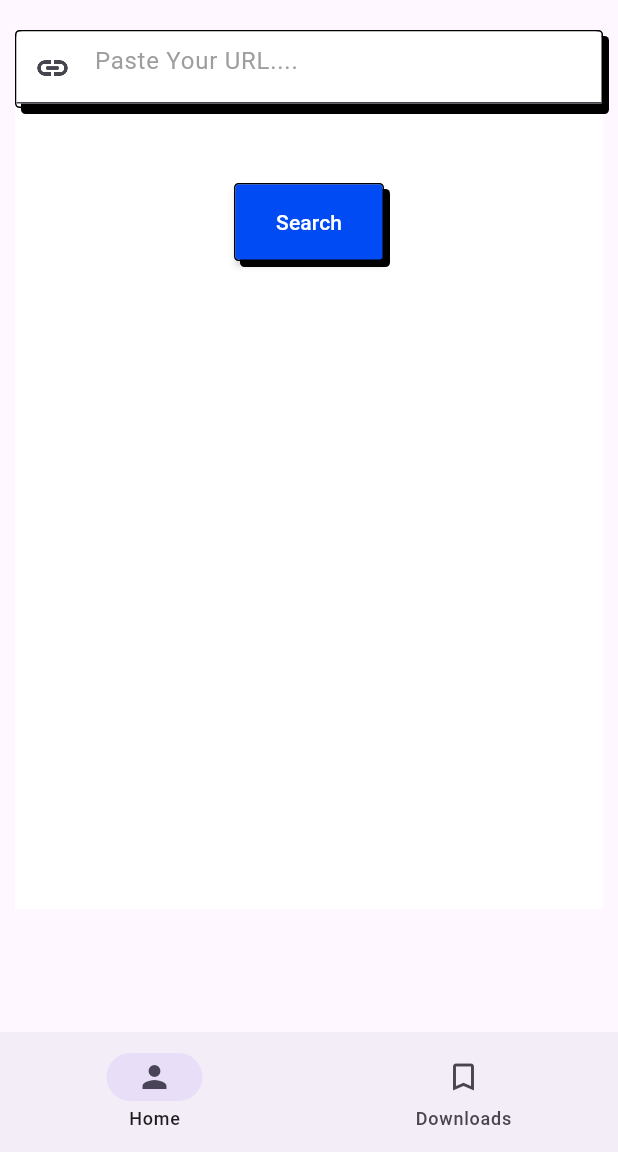
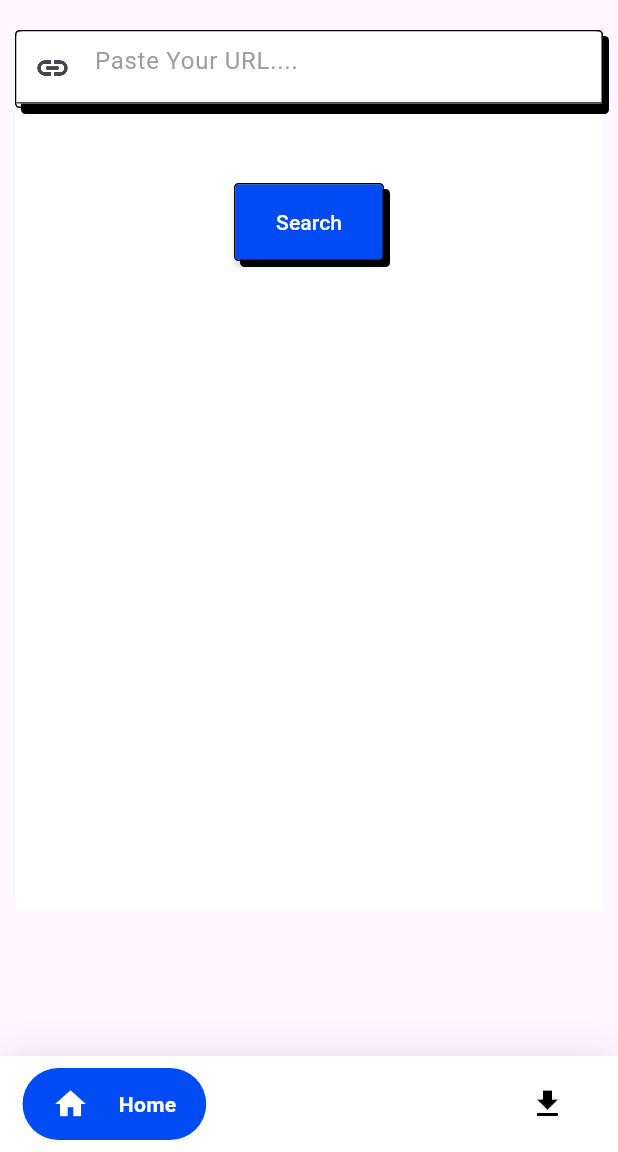
Before and after one commit to anshyyy/Vidloader, a Flutter app: the screen it shows after launch, on a phone screen of 412 x 824 dp, the part 84-1236 px from its top. Run offline on Flutter 3.47's test engine with Material 3 defaults, Android fonts, the light colour scheme and no system bars; drawn by our look-alikes of google_nav_bar; our stand-ins replace dio, flutter_dotenv, page_transition, permission_handler; missing offline and left inert: flutter_file_downloader, flutter_internet_speed_test, receive_sharing_intent.

Commit message:
fixed navbar

```diff
--- a/analysis_options.yaml
+++ b/analysis_options.yaml
@@ -13,12 +13,7 @@
   # The lint rules applied to this project can be customized in the
   # section below to disable rules from the `package:flutter_lints/flutter.yaml`
   # included above or to enable additional rules. A list of all available lints
-<<<<<<< HEAD
-  # and their documentation is published at
-  # https://dart-lang.github.io/linter/lints/index.html.
-=======
   # and their documentation is published at https://dart.dev/lints.
->>>>>>> main
   #
   # Instead of disabling a lint rule for the entire project in the
   # section below, it can also be suppressed for a single line of code
--- a/lib/views/home.dart
+++ b/lib/views/home.dart
@@ -1,4 +1,5 @@
 import 'package:flutter/material.dart';
+import 'package:google_nav_bar/google_nav_bar.dart';
 import 'package:vidloader/views/search.dart';
 
 import 'downloads.dart';
@@ -11,7 +12,27 @@
 }
 
 class _HomePageState extends State<HomePage> {
-  int selectedPageIndex = 0;
+  int _selectedIndex = 0;
+  static const TextStyle optionStyle =
+      TextStyle(fontSize: 30, fontWeight: FontWeight.w600);
+  static const List<Widget> _widgetOptions = <Widget>[
+    Text(
+      'Home',
+      style: optionStyle,
+    ),
+    Text(
+      'Likes',
+      style: optionStyle,
+    ),
+    Text(
+      'Search',
+      style: optionStyle,
+    ),
+    Text(
+      'Profile',
+      style: optionStyle,
+    ),
+  ];
   @override
   Widget build(BuildContext context) {
     return Scaffold(
@@ -25,28 +46,49 @@
               fileUrl: '',
             ),
           ),
-        ][selectedPageIndex],
+        ][_selectedIndex],
       ),
       bottomNavigationBar: Container(
-        child: NavigationBar(
-          selectedIndex: selectedPageIndex,
-          onDestinationSelected: (int index) {
-            setState(() {
-              selectedPageIndex = index;
-            });
-          },
-          destinations: const <NavigationDestination>[
-            NavigationDestination(
-              selectedIcon: Icon(Icons.person),
-              icon: Icon(Icons.person_outline),
-              label: 'Home',
+        decoration: BoxDecoration(
+          color: Colors.white,
+          boxShadow: [
+            BoxShadow(
+              blurRadius: 20,
+              color: Colors.black.withOpacity(.1),
+            )
+          ],
+        ),
+        child: SafeArea(
+          child: Padding(
+            padding: const EdgeInsets.symmetric(horizontal: 15.0, vertical: 8),
+            child: GNav(
+              rippleColor: Color(0xff014bf4),
+              hoverColor: Colors.grey[100]!,
+              gap: 20,
+              activeColor: Colors.white,
+              iconSize: 24,
+              padding: EdgeInsets.symmetric(horizontal: 20, vertical: 12),
+              duration: Duration(milliseconds: 400),
+              tabBackgroundColor: Color(0xff014bf4),
+              color: Colors.black,
+              tabs: const [
+                GButton(
+                  icon: Icons.home,
+                  text: 'Home',
+                ),
+                GButton(
+                  icon: Icons.download,
+                  text: 'Downloads',
+                ),
+              ],
+              selectedIndex: _selectedIndex,
+              onTabChange: (index) {
+                setState(() {
+                  _selectedIndex = index;
+                });
+              },
             ),
-            NavigationDestination(
-              selectedIcon: Icon(Icons.bookmark),
-              icon: Icon(Icons.bookmark_border),
-              label: 'Downloads',
-            ),
-          ],
+          ),
         ),
       ),
     );
```
Also changed, not shown: pubspec.yaml (+1 -34 lines), pubspec.lock, 13 other files.
